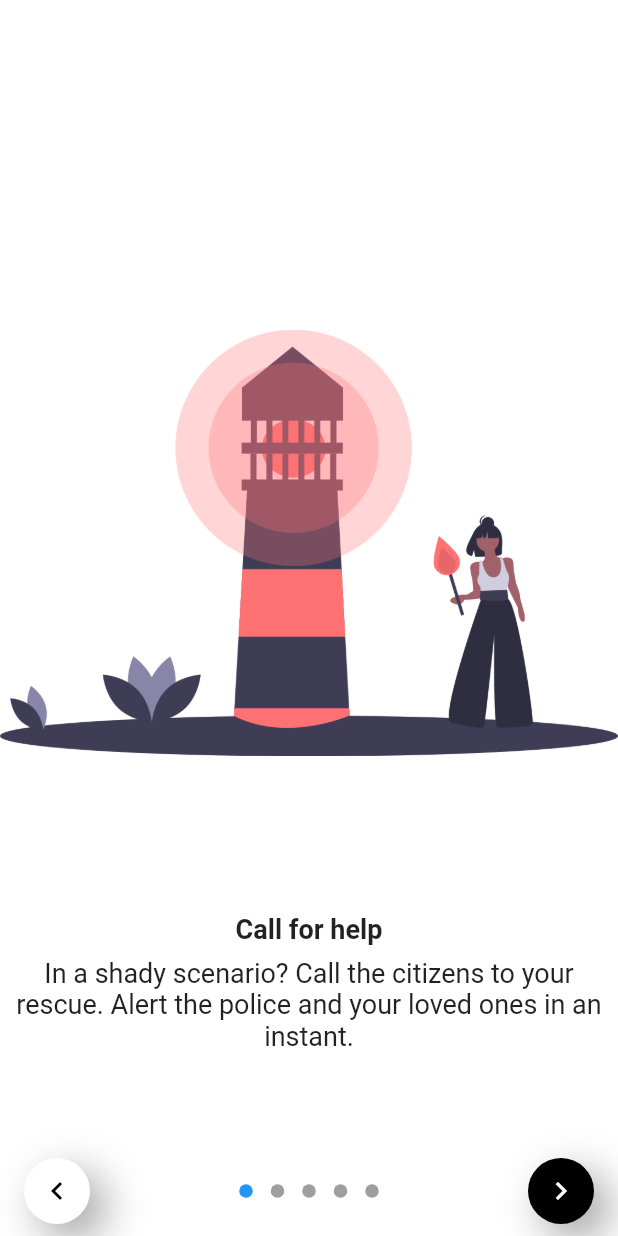
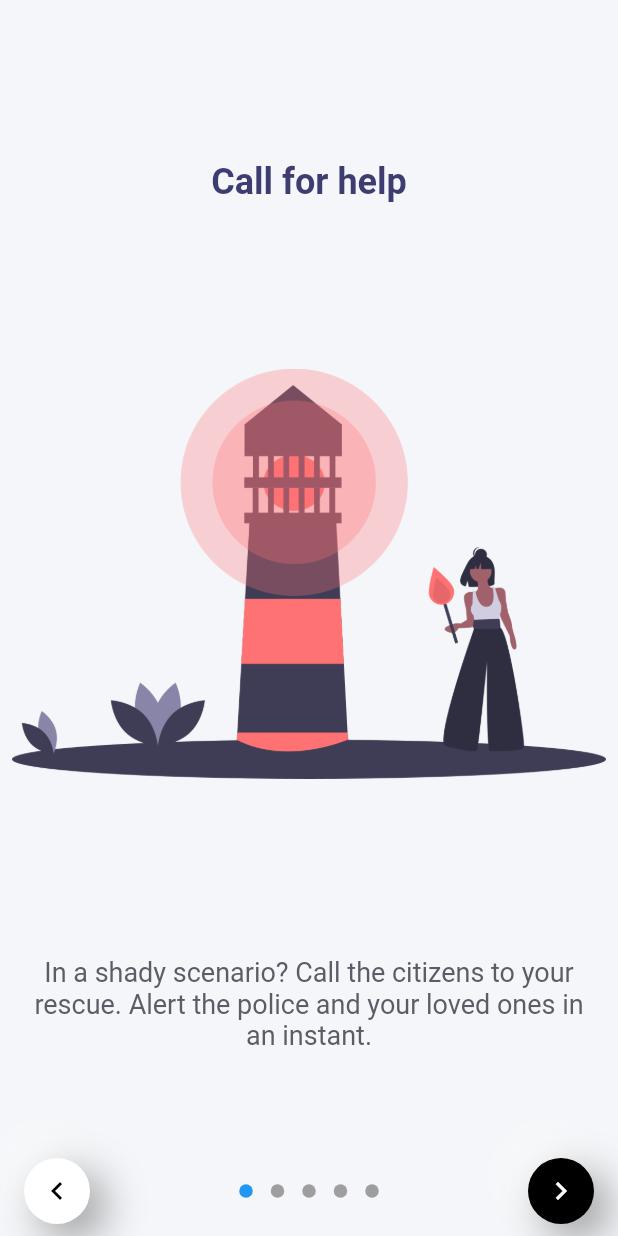
Before and after one commit to foobar-team/hackout-app, a Flutter app: the screen it shows after launch, on a phone screen of 412 x 824 dp. Run offline on Flutter 3.47's test engine with Material 2 defaults, Android fonts, the phone set to English and light mode, and no system bars; drawn by our look-alikes of dots_indicator, flutter_neumorphic; our stand-ins replace cloud_firestore, cloud_functions, email_validator, firebase_auth, firebase_core, firebase_messaging and 4 more; missing offline and left inert: workmanager; accounts and stored records are empty.

Commit message:
Improved intro slider

```diff
--- a/lib/screens/intro_screen/intro_screen.dart
+++ b/lib/screens/intro_screen/intro_screen.dart
@@ -55,7 +55,7 @@ class _IntroductionScreenState extends State<IntroductionScreen> {
               ),
             )
           : Container(
-              color: Colors.white,
+              color: Color(0xFFF4F6F9),
               child: Row(
                 mainAxisAlignment: MainAxisAlignment.spaceBetween,
                 children: <Widget>[
@@ -72,9 +72,11 @@ class _IntroductionScreenState extends State<IntroductionScreen> {
                         shape: NeumorphicShape.flat,
                         boxShape: NeumorphicBoxShape.circle(),
                       ),
-                      onPressed: () {pageController.previousPage(
+                      onPressed: () {
+                        pageController.previousPage(
                             duration: Duration(milliseconds: 500),
-                          curve: Curves.ease);},
+                            curve: Curves.ease);
+                      },
                     ),
                   ),
                   Padding(
@@ -106,7 +108,7 @@ class _IntroductionScreenState extends State<IntroductionScreen> {
                 ],
               ),
             ),
-      backgroundColor: Colors.white,
+      backgroundColor: Color(0xFFF4F6F9),
       body: SafeArea(
         child: Stack(
           children: <Widget>[
@@ -131,8 +133,8 @@ class _IntroductionScreenState extends State<IntroductionScreen> {
               children: <Widget>[
                 Padding(
                   padding: const EdgeInsets.all(16.0),
-                  child: Container()
-                  // NeumorphicText(
+                  child: Container(
+                      // child: NeumorphicText(
                       //   "HelpHer",
                       //   style: NeumorphicStyle(
                       //     shape: NeumorphicShape.flat,
@@ -141,6 +143,7 @@ class _IntroductionScreenState extends State<IntroductionScreen> {
                       //   ),
                       //   textStyle: NeumorphicTextStyle(fontSize: 50),
                       // ),
+                      ),
                 ),
               ],
             )
@@ -176,11 +179,24 @@ class SliderTile extends StatelessWidget {
         MediaQuery.of(context).size.height - MediaQuery.of(context).padding.top;
     return Center(
       child: Padding(
-        padding: EdgeInsets.only(top: MediaQuery.of(context).padding.top),
+        padding: EdgeInsets.only(
+          top: MediaQuery.of(context).padding.top,
+          left: 8,
+          right: 8,
+          bottom: 8,
+        ),
         child: Column(
           mainAxisSize: MainAxisSize.min,
           crossAxisAlignment: CrossAxisAlignment.center,
           children: <Widget>[
+            Text(
+              head,
+              textAlign: TextAlign.center,
+              style: TextStyle(
+                  fontSize: 24,
+                  fontWeight: FontWeight.bold,
+                  color: Color(0xFF3D3D71)),
+            ),
             FadeInImage(
               image: AssetImage(
                 imagePath,
@@ -189,29 +205,22 @@ class SliderTile extends StatelessWidget {
               height: (heightAvailable) * .6,
               placeholder: MemoryImage(kTransparentImage),
             ),
-//            Image.asset(
-//              imagePath,
-//              width: double.infinity,
-//              height: (heightAvailable) * .6,
-//            ),
-          Text(head,textAlign: TextAlign.center,
-            style: TextStyle(
-              fontSize: 18,
-              fontWeight: FontWeight.bold
-
-            ),),
+            // Image.asset(
+            //   imagePath,
+            //   width: double.infinity,
+            //   height: (heightAvailable) * .6,
+            // ),
             Padding(
               padding: const EdgeInsets.all(8.0),
               child: Text(
                 body,
                 textAlign: TextAlign.center,
-                  style: TextStyle(
-                    fontSize: 18,
-
+                style: TextStyle(fontSize: 18, color: Color(0xFF5C5C67)),
               ),
             ),
-            ),
-
+            SizedBox(
+              height: 0,
+            )
           ],
         ),
       ),
--- a/lib/screens/intro_screen/intro_screen_data.dart
+++ b/lib/screens/intro_screen/intro_screen_data.dart
@@ -3,34 +3,34 @@ class SliderData {
   String body;
   String imagePath;
 
-  SliderData({this.head,this.imagePath, this.body});
+  SliderData({this.head, this.imagePath, this.body});
 }
 
 List<SliderData> get getSliderData {
   List<SliderData> list = [
     SliderData(
-      head:"Call for help",
+        head: "Call for help",
         body:
-        "In a shady scenario? Call the citizens to your rescue. Alert the police and your loved ones in an instant.",
+            "In a shady scenario? Call the citizens to your rescue. Alert the police and your loved ones in an instant.",
         imagePath: "assets/images/intro_one.png"),
     SliderData(
-        head:"Help others",
-        body:"Respond to distress calls. Help women in your locality.",
+        head: "Help others",
+        body: "Respond to distress calls. Help women in your locality.",
+        imagePath: "assets/images/intro_three.png"),
+    SliderData(
+        head: "Track your loved ones",
+        body:
+            "Get the live location of your loved ones, get alerted when they are in distress",
         imagePath: "assets/images/intro_two.png"),
     SliderData(
-        head:"Track your loved ones",
-        body:"Get the live location of your loved ones, get alerted when they are in distress",
-        imagePath: "assets/images/intro_three.png"),
-    SliderData(
-        head:"Review localities",
+        head: "Review localities",
         body:
-        "Encountered an unsafe locality? Leave a review. Check others reviews of a locality.",
+            "Encountered an unsafe locality? Leave a review. Check others reviews of a locality.",
         imagePath: "assets/images/intro_four.png"),
     SliderData(
-        head:"Get started",
-        body:"Register with your email and unique identification (TBD: Aadhar or ?)",
-        imagePath: "assets/images/intro_four.png"),
-
+        head: "Get started",
+        body: "Register with your email and unique identification.",
+        imagePath: "assets/images/intro_five.png"),
   ];
   return list;
 }
```
Also changed, not shown: assets/images/intro_five.png (added). Lines whose indentation alone changed are shown as unchanged.
